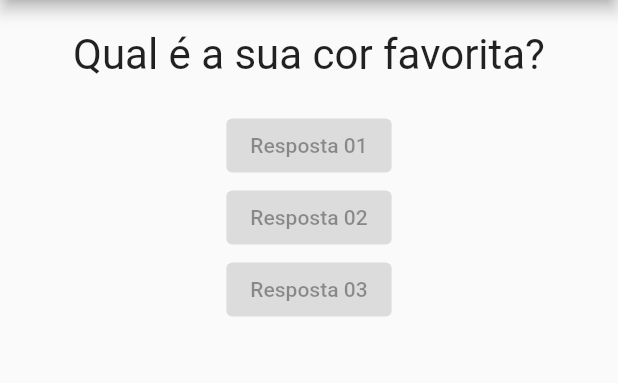
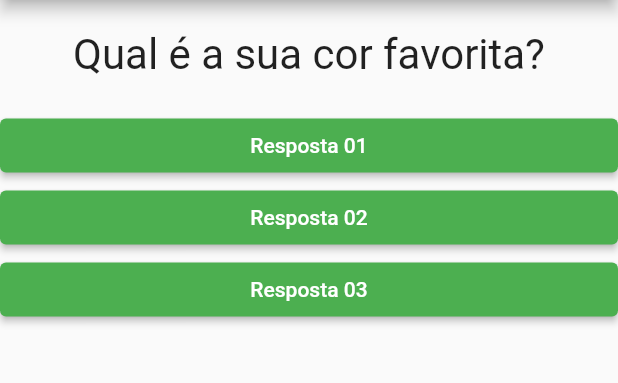
Before and after one commit to gabrielestefono/projeto_perguntas, a Flutter app: the screen it shows after launch, on a phone screen of 412 x 824 dp, the part 84-467 px from its top. Run offline on Flutter 3.47's test engine with Material 2 defaults, Android fonts, the phone set to English and light mode, and no system bars.

Commit message:
Passando função de callback

```diff
--- a/lib/main.dart
+++ b/lib/main.dart
@@ -31,9 +31,9 @@ class _PerguntaAppState extends State<PerguntaApp> {
             Questao(
               perguntas[_perguntaSelecionada],
             ),
-            Resposta("Resposta 01"),
-            Resposta("Resposta 02"),
-            Resposta("Resposta 03"),
+            Resposta("Resposta 01", _responder),
+            Resposta("Resposta 02", _responder),
+            Resposta("Resposta 03", _responder),
           ],
         ),
       ),
--- a/lib/questao.dart
+++ b/lib/questao.dart
@@ -1,3 +1,5 @@
+// ignore_for_file: must_be_immutable
+
 import 'package:flutter/material.dart';
 
 class Questao extends StatelessWidget {
--- a/lib/resposta.dart
+++ b/lib/resposta.dart
@@ -1,13 +1,28 @@
 import 'package:flutter/material.dart';
 
 class Resposta extends StatelessWidget {
+  final void Function() quandoSelecionado;
+
   final String texto;
-  Resposta(this.texto, {super.key});
+
+  Resposta(this.texto, this.quandoSelecionado, {super.key});
+
   @override
   Widget build(BuildContext context) {
-    return ElevatedButton(
-      onPressed: null,
-      child: Text(texto),
+    return Container(
+      width: double.infinity,
+      child: ElevatedButton(
+        onPressed: quandoSelecionado,
+        style: ElevatedButton.styleFrom(
+          backgroundColor: Colors.green,
+        ),
+        child: Text(
+          texto,
+          style: const TextStyle(
+            color: Colors.white,
+          ),
+        ),
+      ),
     );
   }
 }
```
